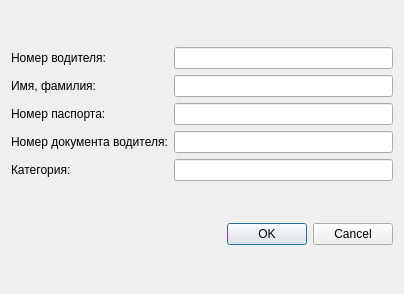
Above: CourseDB/editentrydriver.ui from RDaniil1/SQLcourse before the change. Below: the same form after it.
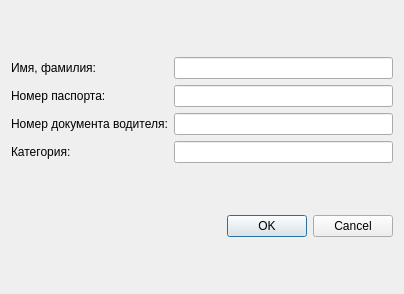
That is the form after the change.

```diff
--- a/CourseDB/editentrydriver.ui
+++ b/CourseDB/editentrydriver.ui
@@ -16,56 +16,46 @@
   <layout class="QVBoxLayout" name="verticalLayout">
    <item>
     <layout class="QGridLayout" name="gridLayout_2">
-     <item row="3" column="1">
-      <widget class="QLineEdit" name="driverDocumentEdit"/>
-     </item>
      <item row="2" column="0">
-      <widget class="QLabel" name="passportNumLabel">
-       <property name="text">
-        <string>Номер паспорта:</string>
-       </property>
-      </widget>
-     </item>
-     <item row="3" column="0">
       <widget class="QLabel" name="driverDocumentLabel">
        <property name="text">
         <string>Номер документа водителя:</string>
        </property>
       </widget>
      </item>
-     <item row="1" column="0">
-      <widget class="QLabel" name="firstLastLabel">
-       <property name="text">
-        <string>Имя, фамилия:</string>
-       </property>
-      </widget>
-     </item>
-     <item row="0" column="0">
-      <widget class="QLabel" name="idDriverLabel">
-       <property name="text">
-        <string>Номер водителя:</string>
-       </property>
-      </widget>
-     </item>
-     <item row="0" column="1">
-      <widget class="QLineEdit" name="idDriverEdit"/>
-     </item>
      <item row="2" column="1">
-      <widget class="QLineEdit" name="passportNumEdit"/>
+      <widget class="QLineEdit" name="driverDocumentEdit"/>
      </item>
-     <item row="1" column="1">
+     <item row="0" column="1">
       <widget class="QLineEdit" name="firstLastEdit"/>
      </item>
-     <item row="4" column="0">
+     <item row="3" column="0">
       <widget class="QLabel" name="categoryLabel">
        <property name="text">
         <string>Категория:</string>
        </property>
       </widget>
      </item>
-     <item row="4" column="1">
+     <item row="3" column="1">
       <widget class="QLineEdit" name="categoryEdit"/>
      </item>
+     <item row="1" column="1">
+      <widget class="QLineEdit" name="passportNumEdit"/>
+     </item>
+     <item row="0" column="0">
+      <widget class="QLabel" name="firstLastLabel">
+       <property name="text">
+        <string>Имя, фамилия:</string>
+       </property>
+      </widget>
+     </item>
+     <item row="1" column="0">
+      <widget class="QLabel" name="passportNumLabel">
+       <property name="text">
+        <string>Номер паспорта:</string>
+       </property>
+      </widget>
+     </item>
     </layout>
    </item>
    <item>
```
